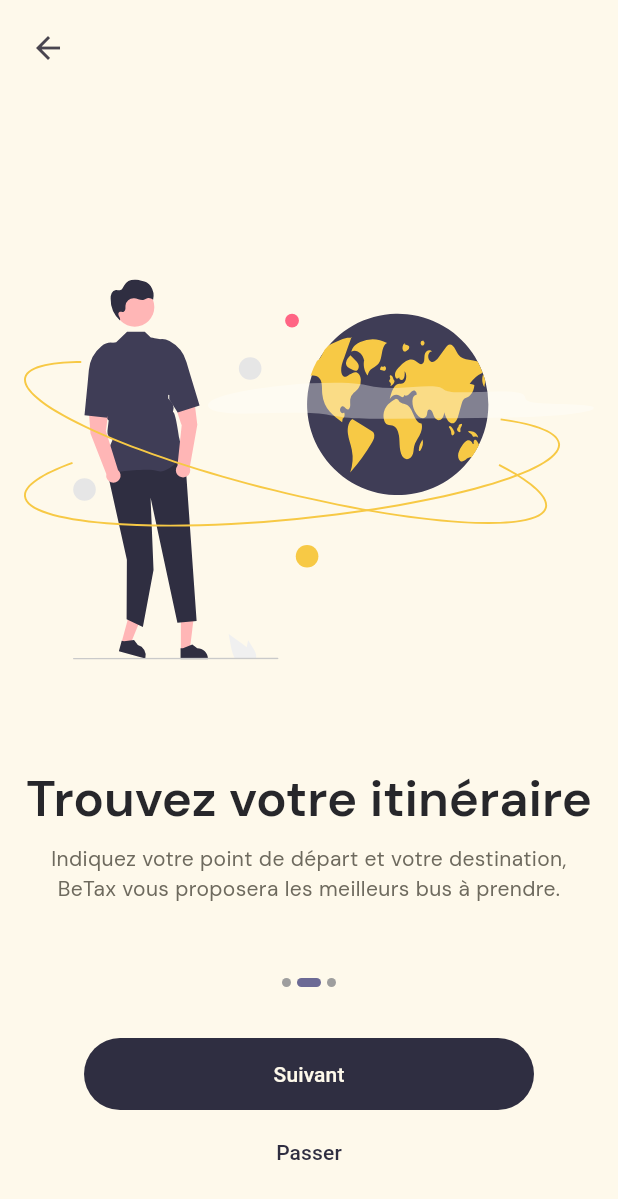
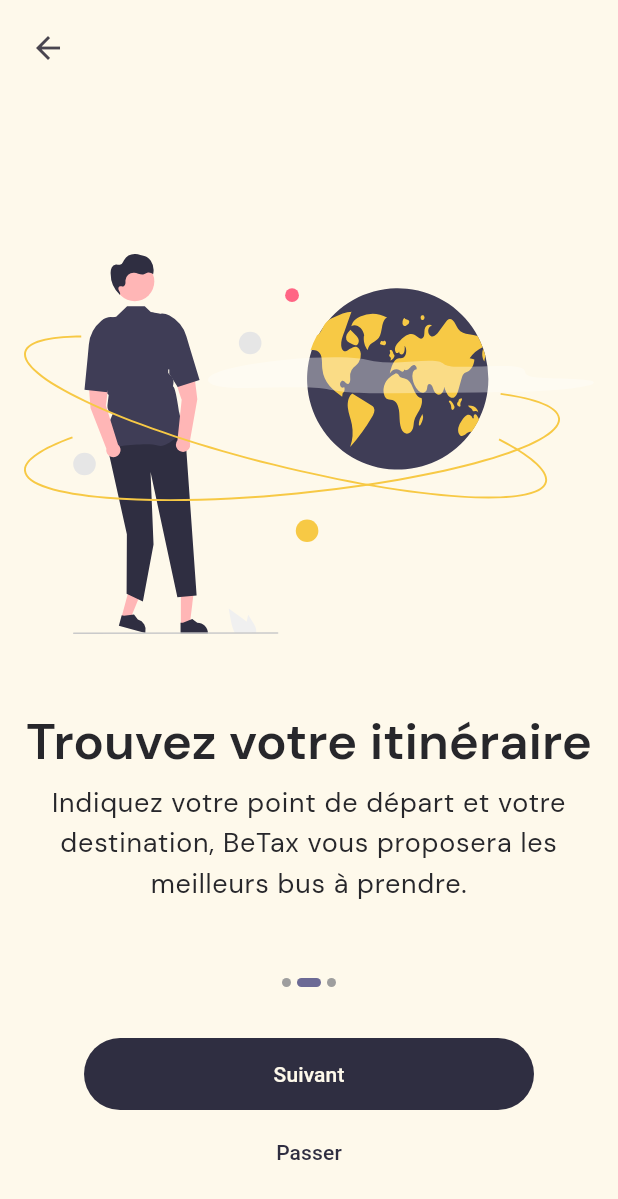
Before and after one commit to JodaMampionona/Mini_projet, a Flutter app: the screen it shows after launch, after a tap on "Suivant", on a phone screen of 412 x 824 dp. Shown: the top 1199 px of the screen. Run offline on Flutter 3.47's test engine with Material 3 defaults, Android fonts, the phone set to English and light mode, and no system bars; our stand-ins replace another_flushbar, dio, flutter_secure_storage, flutter_svg, geolocator, go_router and 4 more; network calls fail.

Commit message:
add precache service for marker icon

```diff
--- a/frontend/lib/main.dart
+++ b/frontend/lib/main.dart
@@ -2,11 +2,13 @@ import 'package:flutter/material.dart';
 import 'package:frontend/constants/app_theme.dart';
 import 'package:frontend/provider/session_state_provider.dart';
 import 'package:frontend/router/router.dart';
+import 'package:frontend/services/marker_icon_service.dart';
 import 'package:frontend/viewmodel/itinerary_viewmodel.dart';
 import 'package:provider/provider.dart';
 
 void main() async {
   WidgetsFlutterBinding.ensureInitialized();
+  await MarkerIconService.preload();
   runApp(
     MultiProvider(
       providers: [
--- /dev/null
+++ b/frontend/lib/services/marker_icon_service.dart
@@ -0,0 +1,24 @@
+import 'package:flutter/material.dart';
+import 'package:google_maps_flutter/google_maps_flutter.dart';
+import 'package:frontend/constants/app_assets.dart';
+
+class MarkerIconService {
+  static BitmapDescriptor? startMarkerIcon;
+  static BitmapDescriptor? endMarkerIcon;
+  static BitmapDescriptor? transferMarker;
+
+  static Future<void> preload() async {
+    startMarkerIcon = await BitmapDescriptor.asset(
+      const ImageConfiguration(size: Size(28, 28)),
+      AppImages.startMarker,
+    );
+    endMarkerIcon = await BitmapDescriptor.asset(
+      const ImageConfiguration(size: Size(28, 28)),
+      AppImages.endMarker,
+    );
+    transferMarker = await BitmapDescriptor.asset(
+      const ImageConfiguration(size: Size(28, 28)),
+      AppImages.transferMarker,
+    );
+  }
+}
--- a/frontend/lib/utils/dio_util.dart
+++ b/frontend/lib/utils/dio_util.dart
@@ -2,7 +2,7 @@ import 'package:dio/dio.dart';
 import 'package:flutter/cupertino.dart';
 
 // api
-const apiAuthority = 'http://192.168.1.82:8000';
+const apiAuthority = 'https://accentually-boastless-lora.ngrok-free.dev';
 const apiPrefix = '/';
 
 // http utils
--- a/frontend/lib/view/bus_list/bus_list_view.dart
+++ b/frontend/lib/view/bus_list/bus_list_view.dart
@@ -98,6 +98,9 @@ class _BusListViewState extends State<BusListView>
           labelColor: AppColors.secondaryShade100,
           unselectedLabelColor: AppColors.grey40,
           labelStyle: Theme.of(context).textTheme.bodyMedium,
+          overlayColor: WidgetStatePropertyAll(
+            AppColors.primaryMain.withAlpha(25),
+          ),
           tabs: const [
             Tab(
               child: Row(
--- a/frontend/lib/view/home/home_view.dart
+++ b/frontend/lib/view/home/home_view.dart
@@ -38,6 +38,7 @@ class _HomeViewState extends State<HomeView> {
     final vm = context.watch<HomeViewModel>();
 
     return SafeArea(
+      child: SingleChildScrollView(
         child: Column(
           children: [
             // TopBar
@@ -174,6 +175,7 @@ class _HomeViewState extends State<HomeView> {
                   ),
           ],
         ),
+      ),
     );
   }
 }
--- a/frontend/lib/view/on_boarding/widgets/on_boarding_slider_page.dart
+++ b/frontend/lib/view/on_boarding/widgets/on_boarding_slider_page.dart
@@ -22,13 +22,15 @@ class OnBoardingSliderPage extends StatelessWidget {
           Text(
             title,
             textAlign: TextAlign.center,
-            style: Theme.of(context).textTheme.headlineMedium,
+            style: Theme.of(
+              context,
+            ).textTheme.headlineMedium?.copyWith(height: 1.1),
           ),
           SizedBox(height: 8),
           Text(
             description,
             textAlign: TextAlign.center,
-            style: Theme.of(context).textTheme.bodyMedium,
+            style: Theme.of(context).textTheme.bodyLarge,
           ),
         ],
       ),
--- a/frontend/lib/view/search/search_view.dart
+++ b/frontend/lib/view/search/search_view.dart
@@ -56,7 +56,7 @@ class _SearchViewState extends State<SearchView> {
 
     return Scaffold(
       appBar: AppBar(
-        leading: const BackButton(),
+        leading: BackButton(),
         scrolledUnderElevation: 0,
         title: AppTextField(
           validator: null,
--- a/frontend/lib/viewmodel/bus_list_viewmodel.dart
+++ b/frontend/lib/viewmodel/bus_list_viewmodel.dart
@@ -106,6 +106,8 @@ class BusListViewModel extends ChangeNotifier {
 
         _currentPage++;
       } while (_currentPage <= _lastPage);
+    } catch (e) {
+      stopErrorMsg = "Impossible de récupérer arrêts.";
     } finally {
       _stopFetchInProgress = false;
       _setStopLoading(false);
```
Also changed, not shown: frontend/lib/view/bus_details/bus_details_view.dart (+7 -1 lines), frontend/lib/view/map/map_view.dart (+8 -0 lines), frontend/lib/view/map/widgets/google_map_widget.dart (+6 -34 lines), frontend/lib/view/stop_details/stop_details_view.dart (+20 -8 lines), frontend/lib/viewmodel/map_viewmodel.dart (+9 -0 lines). Lines whose indentation alone changed are shown as unchanged.
